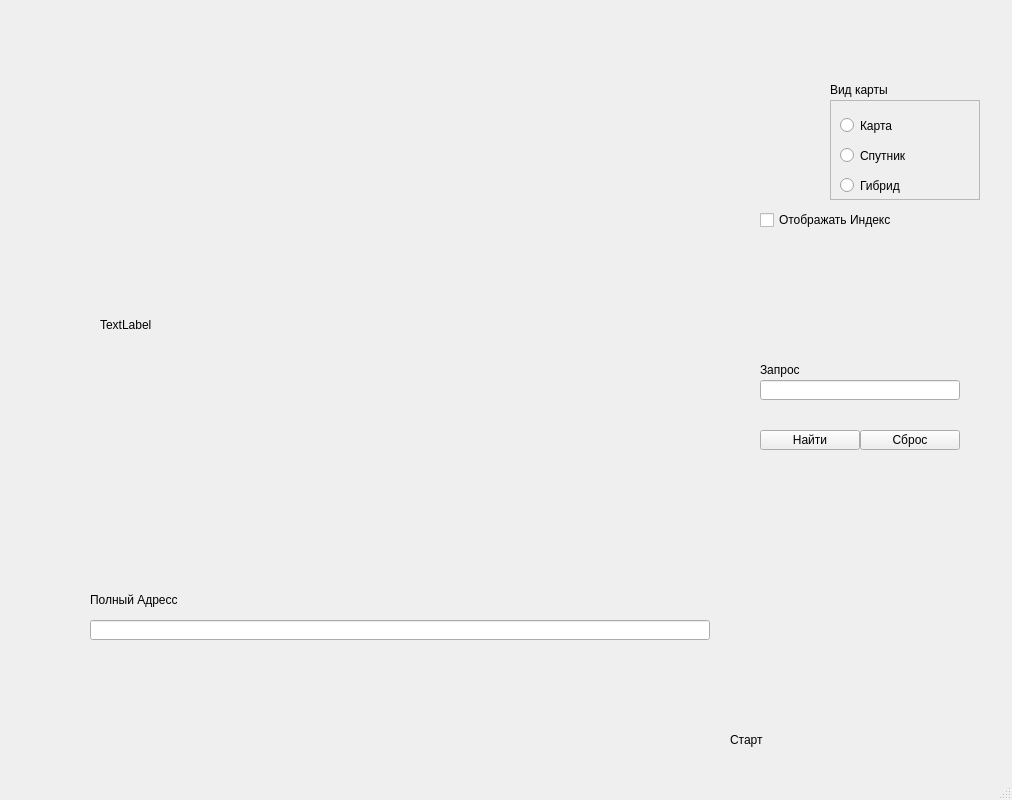
First picture: the form in design.ui, repository smoke-sheep/map_dadada, before the edit.
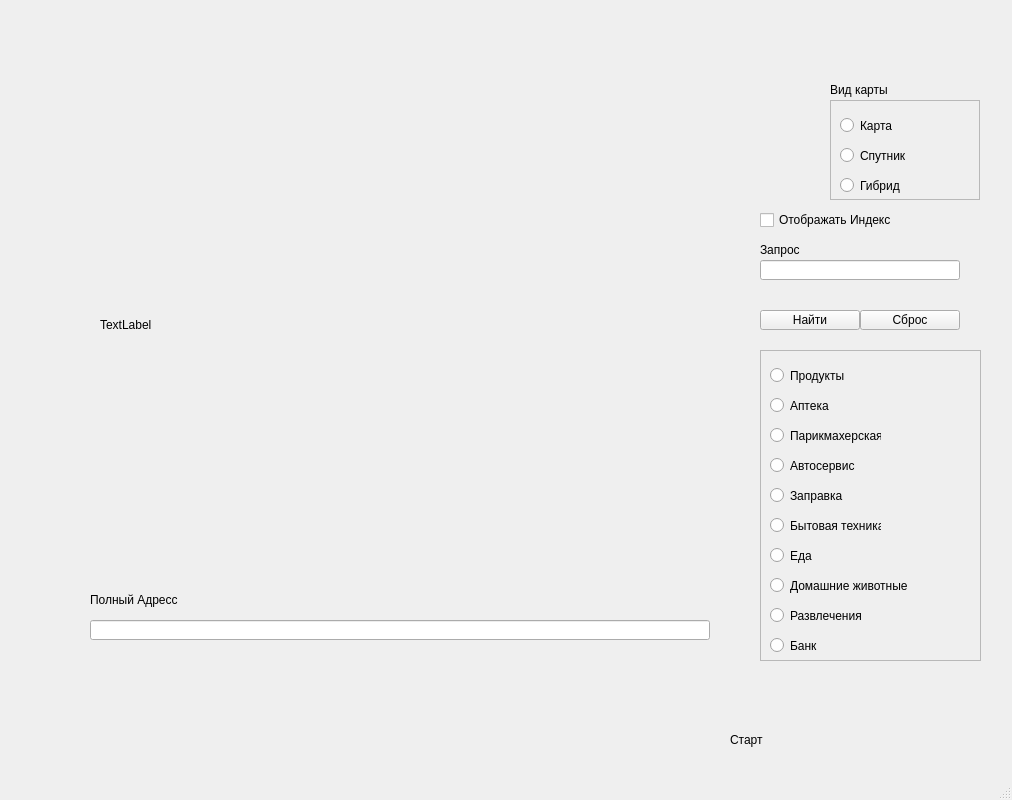
Second picture: the form after the edit.

Diff of the .ui file:
```diff
--- a/design.ui
+++ b/design.ui
@@ -117,7 +117,7 @@
     <property name="geometry">
      <rect>
       <x>760</x>
-      <y>380</y>
+      <y>260</y>
       <width>200</width>
       <height>20</height>
      </rect>
@@ -127,7 +127,7 @@
     <property name="geometry">
      <rect>
       <x>760</x>
-      <y>360</y>
+      <y>240</y>
       <width>50</width>
       <height>20</height>
      </rect>
@@ -140,7 +140,7 @@
     <property name="geometry">
      <rect>
       <x>760</x>
-      <y>430</y>
+      <y>310</y>
       <width>100</width>
       <height>20</height>
      </rect>
@@ -153,7 +153,7 @@
     <property name="geometry">
      <rect>
       <x>860</x>
-      <y>430</y>
+      <y>310</y>
       <width>100</width>
       <height>20</height>
      </rect>
@@ -214,6 +214,152 @@
      <string>Полный Адресс</string>
     </property>
    </widget>
+   <widget class="QFrame" name="frame_3">
+    <property name="geometry">
+     <rect>
+      <x>760</x>
+      <y>350</y>
+      <width>221</width>
+      <height>311</height>
+     </rect>
+    </property>
+    <property name="frameShape">
+     <enum>QFrame::StyledPanel</enum>
+    </property>
+    <property name="frameShadow">
+     <enum>QFrame::Raised</enum>
+    </property>
+    <widget class="QRadioButton" name="radioButton_3">
+     <property name="geometry">
+      <rect>
+       <x>10</x>
+       <y>10</y>
+       <width>111</width>
+       <height>31</height>
+      </rect>
+     </property>
+     <property name="text">
+      <string>Продукты</string>
+     </property>
+    </widget>
+    <widget class="QRadioButton" name="radioButton_4">
+     <property name="geometry">
+      <rect>
+       <x>10</x>
+       <y>40</y>
+       <width>111</width>
+       <height>31</height>
+      </rect>
+     </property>
+     <property name="text">
+      <string>Аптека</string>
+     </property>
+    </widget>
+    <widget class="QRadioButton" name="radioButton_5">
+     <property name="geometry">
+      <rect>
+       <x>10</x>
+       <y>70</y>
+       <width>111</width>
+       <height>31</height>
+      </rect>
+     </property>
+     <property name="text">
+      <string>Парикмахерская</string>
+     </property>
+    </widget>
+    <widget class="QRadioButton" name="radioButton_6">
+     <property name="geometry">
+      <rect>
+       <x>10</x>
+       <y>100</y>
+       <width>111</width>
+       <height>31</height>
+      </rect>
+     </property>
+     <property name="text">
+      <string>Автосервис</string>
+     </property>
+    </widget>
+    <widget class="QRadioButton" name="radioButton_7">
+     <property name="geometry">
+      <rect>
+       <x>10</x>
+       <y>130</y>
+       <width>111</width>
+       <height>31</height>
+      </rect>
+     </property>
+     <property name="text">
+      <string>Заправка</string>
+     </property>
+    </widget>
+    <widget class="QRadioButton" name="radioButton_8">
+     <property name="geometry">
+      <rect>
+       <x>10</x>
+       <y>160</y>
+       <width>111</width>
+       <height>31</height>
+      </rect>
+     </property>
+     <property name="text">
+      <string>Бытовая техника</string>
+     </property>
+    </widget>
+    <widget class="QRadioButton" name="radioButton_9">
+     <property name="geometry">
+      <rect>
+       <x>10</x>
+       <y>190</y>
+       <width>111</width>
+       <height>31</height>
+      </rect>
+     </property>
+     <property name="text">
+      <string>Еда</string>
+     </property>
+    </widget>
+    <widget class="QRadioButton" name="radioButton_10">
+     <property name="geometry">
+      <rect>
+       <x>10</x>
+       <y>220</y>
+       <width>161</width>
+       <height>31</height>
+      </rect>
+     </property>
+     <property name="text">
+      <string>Домашние животные</string>
+     </property>
+    </widget>
+    <widget class="QRadioButton" name="radioButton_11">
+     <property name="geometry">
+      <rect>
+       <x>10</x>
+       <y>250</y>
+       <width>111</width>
+       <height>31</height>
+      </rect>
+     </property>
+     <property name="text">
+      <string>Развлечения</string>
+     </property>
+    </widget>
+    <widget class="QRadioButton" name="radioButton_12">
+     <property name="geometry">
+      <rect>
+       <x>10</x>
+       <y>280</y>
+       <width>111</width>
+       <height>31</height>
+      </rect>
+     </property>
+     <property name="text">
+      <string>Банк</string>
+     </property>
+    </widget>
+   </widget>
   </widget>
   <widget class="QMenuBar" name="menubar">
    <property name="geometry">
```
Left out of the diff: 2 changed lines with no effect on the pictures.
